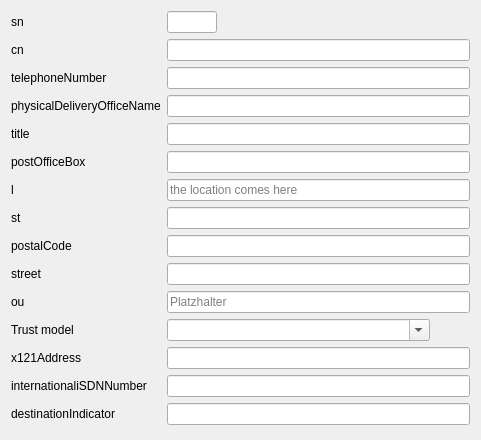
Old version of the form source/test.ui in the repository gonicus/gosa.
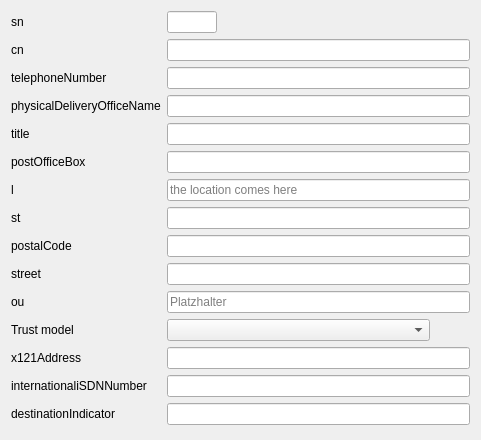
New version of the form.

Commit message: Updated combobox ro flag

What changed in the file:
```diff
--- a/source/test.ui
+++ b/source/test.ui
@@ -177,7 +177,7 @@
           </sizepolicy>
          </property>
          <property name="editable">
-          <bool>true</bool>
+          <bool>false</bool>
          </property>
         </widget>
        </item>
```
